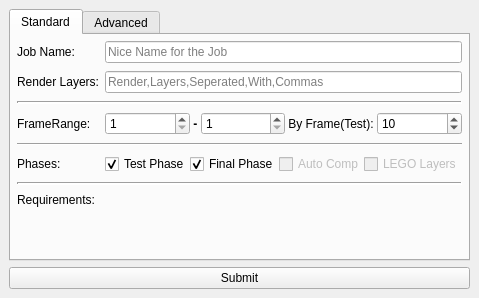
david2777/DPS_Hydra, file ui/UI_Submitter.ui: the form before one commit.
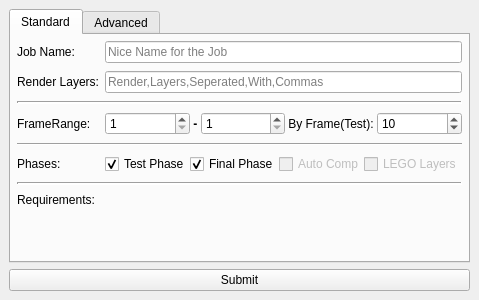
The form after the commit.

What changed in the file:
```diff
--- a/ui/UI_Submitter.ui
+++ b/ui/UI_Submitter.ui
@@ -7,7 +7,7 @@
     <x>0</x>
     <y>0</y>
     <width>448</width>
-    <height>298</height>
+    <height>300</height>
    </rect>
   </property>
   <property name="sizePolicy">
```
Left out of the diff: 24 changed lines with no effect on the pictures.
